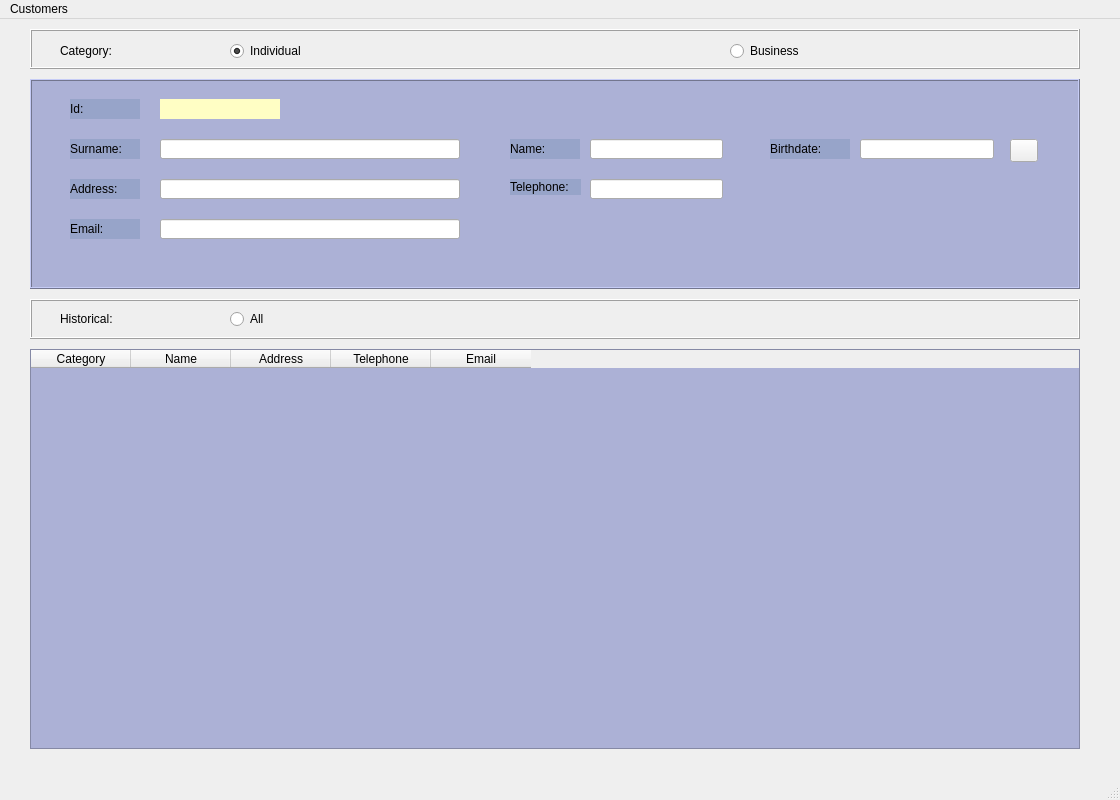
Above: RibasGonzalezR/templates/MainWindow.ui from DiegoSabir/InterfaceDevelopment before the change. Below: the same form after it.
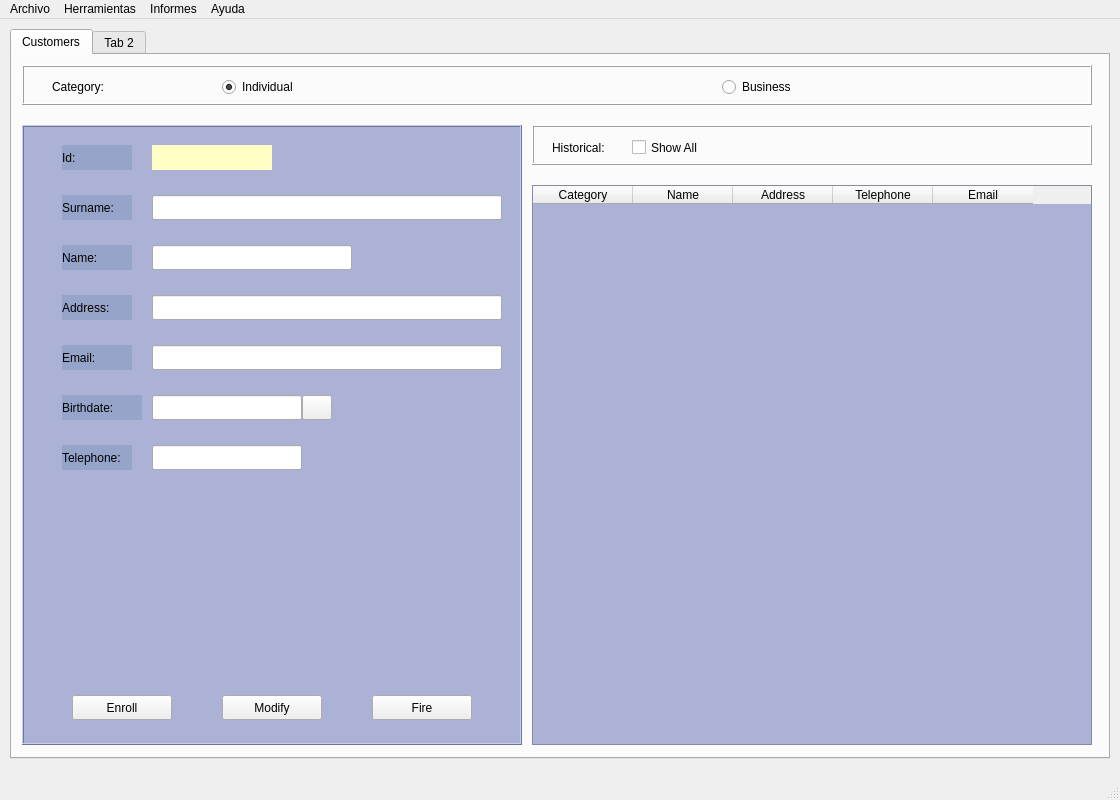
That is the form after the change. Icons and pictures are not drawn.

Diff of the .ui file:
```diff
--- a/RibasGonzalezR/templates/MainWindow.ui
+++ b/RibasGonzalezR/templates/MainWindow.ui
@@ -26,25 +26,156 @@
    <string>MainWindow</string>
   </property>
   <widget class="QWidget" name="centralwidget">
+   <widget class="QTabWidget" name="tabWidget">
+    <property name="geometry">
+     <rect>
+      <x>10</x>
+      <y>10</y>
+      <width>1100</width>
+      <height>730</height>
+     </rect>
+    </property>
+    <property name="minimumSize">
+     <size>
+      <width>1100</width>
+      <height>730</height>
+     </size>
+    </property>
+    <property name="maximumSize">
+     <size>
+      <width>1100</width>
+      <height>730</height>
+     </size>
+    </property>
+    <widget class="QWidget" name="tab_3">
+     <attribute name="title">
+      <string>Customers</string>
+     </attribute>
+     <widget class="QFrame" name="frame_2">
+      <property name="geometry">
+       <rect>
+        <x>10</x>
+        <y>10</y>
+        <width>1070</width>
+        <height>40</height>
+       </rect>
+      </property>
+      <property name="minimumSize">
+       <size>
+        <width>1070</width>
+        <height>40</height>
+       </size>
+      </property>
+      <property name="maximumSize">
+       <size>
+        <width>1070</width>
+        <height>40</height>
+       </size>
+      </property>
+      <property name="frameShape">
+       <enum>QFrame::Box</enum>
+      </property>
+      <property name="frameShadow">
+       <enum>QFrame::Raised</enum>
+      </property>
+      <widget class="QLabel" name="lblCategory">
+       <property name="geometry">
+        <rect>
+         <x>30</x>
+         <y>12</y>
+         <width>70</width>
+         <height>20</height>
+        </rect>
+       </property>
+       <property name="minimumSize">
+        <size>
+         <width>70</width>
+         <height>20</height>
+        </size>
+       </property>
+       <property name="maximumSize">
+        <size>
+         <width>70</width>
+         <height>20</height>
+        </size>
+       </property>
+       <property name="text">
+        <string>Category:</string>
+       </property>
+      </widget>
+      <widget class="QRadioButton" name="rbtIndividual">
+       <property name="geometry">
+        <rect>
+         <x>200</x>
+         <y>12</y>
+         <width>300</width>
+         <height>20</height>
+        </rect>
+       </property>
+       <property name="minimumSize">
+        <size>
+         <width>300</width>
+         <height>20</height>
+        </size>
+       </property>
+       <property name="maximumSize">
+        <size>
+         <width>300</width>
+         <height>20</height>
+        </size>
+       </property>
+       <property name="text">
+        <string>Individual</string>
+       </property>
+       <property name="checked">
+        <bool>true</bool>
+       </property>
+      </widget>
+      <widget class="QRadioButton" name="rbtBusiness">
+       <property name="geometry">
+        <rect>
+         <x>700</x>
+         <y>12</y>
+         <width>300</width>
+         <height>20</height>
+        </rect>
+       </property>
+       <property name="minimumSize">
+        <size>
+         <width>300</width>
+         <height>20</height>
+        </size>
+       </property>
+       <property name="maximumSize">
+        <size>
+         <width>300</width>
+         <height>20</height>
+        </size>
+       </property>
+       <property name="text">
+        <string>Business</string>
+       </property>
+      </widget>
+     </widget>
    <widget class="QFrame" name="frame">
     <property name="geometry">
      <rect>
-      <x>30</x>
-      <y>60</y>
-      <width>1050</width>
-      <height>210</height>
+        <x>10</x>
+        <y>70</y>
+        <width>500</width>
+        <height>620</height>
      </rect>
     </property>
     <property name="minimumSize">
      <size>
-      <width>1050</width>
-      <height>210</height>
+        <width>500</width>
+        <height>620</height>
      </size>
     </property>
     <property name="maximumSize">
      <size>
-      <width>1050</width>
-      <height>210</height>
+        <width>500</width>
+        <height>620</height>
      </size>
     </property>
     <property name="styleSheet">
@@ -85,19 +216,19 @@
        <x>40</x>
        <y>20</y>
        <width>70</width>
-       <height>20</height>
+         <height>25</height>
       </rect>
      </property>
      <property name="minimumSize">
       <size>
        <width>70</width>
-       <height>20</height>
+         <height>25</height>
       </size>
      </property>
      <property name="maximumSize">
       <size>
        <width>70</width>
-       <height>20</height>
+         <height>25</height>
       </size>
      </property>
      <property name="text">
@@ -107,22 +238,22 @@
     <widget class="QLabel" name="lblName">
      <property name="geometry">
       <rect>
-       <x>480</x>
-       <y>60</y>
+         <x>40</x>
+         <y>120</y>
        <width>70</width>
-       <height>20</height>
+         <height>25</height>
       </rect>
      </property>
      <property name="minimumSize">
       <size>
        <width>70</width>
-       <height>20</height>
+         <height>25</height>
       </size>
      </property>
      <property name="maximumSize">
       <size>
        <width>70</width>
-       <height>20</height>
+         <height>25</height>
       </size>
      </property>
      <property name="text">
@@ -133,21 +264,21 @@
      <property name="geometry">
       <rect>
        <x>40</x>
-       <y>60</y>
+         <y>70</y>
        <width>70</width>
-       <height>20</height>
+         <height>25</height>
       </rect>
      </property>
      <property name="minimumSize">
       <size>
        <width>70</width>
-       <height>20</height>
+         <height>25</height>
       </size>
      </property>
      <property name="maximumSize">
       <size>
        <width>70</width>
-       <height>20</height>
+         <height>25</height>
       </size>
      </property>
      <property name="text">
@@ -158,21 +289,21 @@
      <property name="geometry">
       <rect>
        <x>40</x>
-       <y>100</y>
+         <y>170</y>
        <width>70</width>
-       <height>20</height>
+         <height>25</height>
       </rect>
      </property>
      <property name="minimumSize">
       <size>
        <width>70</width>
-       <height>20</height>
+         <height>25</height>
       </size>
      </property>
      <property name="maximumSize">
       <size>
        <width>70</width>
-       <height>20</height>
+         <height>25</height>
       </size>
      </property>
      <property name="text">
@@ -182,22 +313,22 @@
     <widget class="QLabel" name="lblBirthdate">
      <property name="geometry">
       <rect>
-       <x>740</x>
-       <y>60</y>
+         <x>40</x>
+         <y>270</y>
        <width>80</width>
-       <height>20</height>
+         <height>25</height>
       </rect>
      </property>
      <property name="minimumSize">
       <size>
        <width>80</width>
-       <height>20</height>
+         <height>25</height>
       </size>
      </property>
      <property name="maximumSize">
       <size>
        <width>80</width>
-       <height>20</height>
+         <height>25</height>
       </size>
      </property>
      <property name="text">
@@ -207,12 +338,24 @@
     <widget class="QLabel" name="lblTelephone">
      <property name="geometry">
       <rect>
-       <x>480</x>
-       <y>100</y>
-       <width>71</width>
-       <height>16</height>
-      </rect>
-     </property>
+         <x>40</x>
+         <y>320</y>
+         <width>70</width>
+         <height>25</height>
+        </rect>
+       </property>
+       <property name="minimumSize">
+        <size>
+         <width>70</width>
+         <height>25</height>
+        </size>
+       </property>
+       <property name="maximumSize">
+        <size>
+         <width>70</width>
+         <height>25</height>
+        </size>
+       </property>
      <property name="text">
       <string>Telephone:</string>
      </property>
@@ -221,21 +364,21 @@
      <property name="geometry">
       <rect>
        <x>40</x>
-       <y>140</y>
+         <y>220</y>
        <width>70</width>
-       <height>20</height>
+         <height>25</height>
       </rect>
      </property>
      <property name="minimumSize">
       <size>
        <width>70</width>
-       <height>20</height>
+         <height>25</height>
       </size>
      </property>
      <property name="maximumSize">
       <size>
        <width>70</width>
-       <height>20</height>
+         <height>25</height>
       </size>
      </property>
      <property name="text">
@@ -248,19 +391,19 @@
        <x>130</x>
        <y>20</y>
        <width>120</width>
-       <height>20</height>
+         <height>25</height>
       </rect>
      </property>
      <property name="minimumSize">
       <size>
        <width>120</width>
-       <height>20</height>
+         <height>25</height>
       </size>
      </property>
      <property name="maximumSize">
       <size>
        <width>120</width>
-       <height>20</height>
+         <height>25</height>
       </size>
      </property>
      <property name="styleSheet">
@@ -276,16 +419,22 @@
     <widget class="QLineEdit" name="txtName">
      <property name="geometry">
       <rect>
-       <x>560</x>
-       <y>60</y>
-       <width>133</width>
-       <height>20</height>
+         <x>130</x>
+         <y>120</y>
+         <width>200</width>
+         <height>25</height>
       </rect>
      </property>
      <property name="minimumSize">
       <size>
-       <width>0</width>
-       <height>20</height>
+         <width>200</width>
+         <height>25</height>
+        </size>
+       </property>
+       <property name="maximumSize">
+        <size>
+         <width>200</width>
+         <height>25</height>
       </size>
      </property>
     </widget>
@@ -293,21 +442,21 @@
      <property name="geometry">
       <rect>
        <x>130</x>
-       <y>60</y>
-       <width>300</width>
-       <height>20</height>
+         <y>70</y>
+         <width>350</width>
+         <height>25</height>
       </rect>
      </property>
      <property name="minimumSize">
       <size>
-       <width>300</width>
-       <height>20</height>
+         <width>350</width>
+         <height>25</height>
       </size>
      </property>
      <property name="maximumSize">
       <size>
-       <width>300</width>
-       <height>20</height>
+         <width>350</width>
+         <height>25</height>
       </size>
      </property>
     </widget>
@@ -315,37 +464,43 @@
      <property name="geometry">
       <rect>
        <x>130</x>
-       <y>100</y>
-       <width>300</width>
-       <height>20</height>
+         <y>170</y>
+         <width>350</width>
+         <height>25</height>
       </rect>
      </property>
      <property name="minimumSize">
       <size>
-       <width>300</width>
-       <height>20</height>
+         <width>350</width>
+         <height>25</height>
       </size>
      </property>
      <property name="maximumSize">
       <size>
-       <width>300</width>
-       <height>20</height>
+         <width>350</width>
+         <height>25</height>
       </size>
      </property>
     </widget>
     <widget class="QLineEdit" name="txtTelephone">
      <property name="geometry">
       <rect>
-       <x>560</x>
-       <y>100</y>
-       <width>133</width>
-       <height>20</height>
+         <x>130</x>
+         <y>320</y>
+         <width>150</width>
+         <height>25</height>
       </rect>
      </property>
      <property name="minimumSize">
       <size>
-       <width>0</width>
-       <height>20</height>
+         <width>150</width>
+         <height>25</height>
+        </size>
+       </property>
+       <property name="maximumSize">
+        <size>
+         <width>150</width>
+         <height>25</height>
       </size>
      </property>
      <property name="alignment">
@@ -356,37 +511,43 @@
      <property name="geometry">
       <rect>
        <x>130</x>
-       <y>140</y>
-       <width>300</width>
-       <height>20</height>
+         <y>220</y>
+         <width>350</width>
+         <height>25</height>
       </rect>
      </property>
      <property name="minimumSize">
       <size>
-       <width>300</width>
-       <height>20</height>
+         <width>350</width>
+         <height>25</height>
       </size>
      </property>
      <property name="maximumSize">
       <size>
-       <width>300</width>
-       <height>20</height>
+         <width>350</width>
+         <height>25</height>
       </size>
      </property>
     </widget>
     <widget class="QLineEdit" name="txtBirthdate">
      <property name="geometry">
       <rect>
-       <x>830</x>
-       <y>60</y>
-       <width>134</width>
-       <height>20</height>
+         <x>130</x>
+         <y>270</y>
+         <width>150</width>
+         <height>25</height>
       </rect>
      </property>
      <property name="minimumSize">
       <size>
-       <width>120</width>
-       <height>20</height>
+         <width>150</width>
+         <height>25</height>
+        </size>
+       </property>
+       <property name="maximumSize">
+        <size>
+         <width>150</width>
+         <height>25</height>
       </size>
      </property>
      <property name="alignment">
@@ -396,16 +557,22 @@
     <widget class="QPushButton" name="btnCalendario">
      <property name="geometry">
       <rect>
-       <x>980</x>
-       <y>60</y>
-       <width>28</width>
-       <height>23</height>
-      </rect>
-     </property>
+         <x>280</x>
+         <y>270</y>
+         <width>30</width>
+         <height>25</height>
+        </rect>
+       </property>
+       <property name="minimumSize">
+        <size>
+         <width>30</width>
+         <height>25</height>
+        </size>
+       </property>
      <property name="maximumSize">
       <size>
-       <width>32</width>
-       <height>23</height>
+         <width>30</width>
+         <height>25</height>
       </size>
      </property>
      <property name="text">
@@ -413,29 +580,188 @@
      </property>
      <property name="icon">
       <iconset>
-       <normaloff>../../../../../.designer/images/calendario.ico</normaloff>../../../../../.designer/images/calendario.ico</iconset>
+         <normaloff>../images/calendario.ico</normaloff>../images/calendario.ico</iconset>
+       </property>
+       <property name="iconSize">
+        <size>
+         <width>24</width>
+         <height>24</height>
+        </size>
+       </property>
+      </widget>
+      <widget class="QPushButton" name="btnEnroll">
+       <property name="geometry">
+        <rect>
+         <x>50</x>
+         <y>570</y>
+         <width>100</width>
+         <height>25</height>
+        </rect>
+       </property>
+       <property name="minimumSize">
+        <size>
+         <width>100</width>
+         <height>25</height>
+        </size>
+       </property>
+       <property name="maximumSize">
+        <size>
+         <width>100</width>
+         <height>25</height>
+        </size>
+       </property>
+       <property name="text">
+        <string>Enroll</string>
+       </property>
+      </widget>
+      <widget class="QPushButton" name="btnModify">
+       <property name="geometry">
+        <rect>
+         <x>200</x>
+         <y>570</y>
+         <width>100</width>
+         <height>25</height>
+        </rect>
+       </property>
+       <property name="minimumSize">
+        <size>
+         <width>100</width>
+         <height>25</height>
+        </size>
+       </property>
+       <property name="maximumSize">
+        <size>
+         <width>100</width>
+         <height>25</height>
+        </size>
+       </property>
+       <property name="text">
+        <string>Modify</string>
+       </property>
+      </widget>
+      <widget class="QPushButton" name="btnFire">
+       <property name="geometry">
+        <rect>
+         <x>350</x>
+         <y>570</y>
+         <width>100</width>
+         <height>25</height>
+        </rect>
+       </property>
+       <property name="minimumSize">
+        <size>
+         <width>100</width>
+         <height>25</height>
+        </size>
+       </property>
+       <property name="maximumSize">
+        <size>
+         <width>100</width>
+         <height>25</height>
+        </size>
+       </property>
+       <property name="text">
+        <string>Fire</string>
+       </property>
+      </widget>
+     </widget>
+     <widget class="QFrame" name="frame_3">
+      <property name="geometry">
+       <rect>
+        <x>520</x>
+        <y>70</y>
+        <width>560</width>
+        <height>40</height>
+       </rect>
+      </property>
+      <property name="minimumSize">
+       <size>
+        <width>560</width>
+        <height>40</height>
+       </size>
+      </property>
+      <property name="maximumSize">
+       <size>
+        <width>560</width>
+        <height>40</height>
+       </size>
+      </property>
+      <property name="frameShape">
+       <enum>QFrame::Box</enum>
+      </property>
+      <property name="frameShadow">
+       <enum>QFrame::Raised</enum>
+      </property>
+      <widget class="QLabel" name="lblHistorical">
+       <property name="geometry">
+        <rect>
+         <x>20</x>
+         <y>10</y>
+         <width>70</width>
+         <height>25</height>
+        </rect>
+       </property>
+       <property name="minimumSize">
+        <size>
+         <width>70</width>
+         <height>25</height>
+        </size>
+       </property>
+       <property name="maximumSize">
+        <size>
+         <width>70</width>
+         <height>25</height>
+        </size>
+       </property>
+       <property name="text">
+        <string>Historical:</string>
+       </property>
+      </widget>
+      <widget class="QCheckBox" name="chkAll">
+       <property name="geometry">
+        <rect>
+         <x>100</x>
+         <y>10</y>
+         <width>300</width>
+         <height>25</height>
+        </rect>
+       </property>
+       <property name="minimumSize">
+        <size>
+         <width>300</width>
+         <height>25</height>
+        </size>
+       </property>
+       <property name="maximumSize">
+        <size>
+         <width>300</width>
+         <height>25</height>
+        </size>
+       </property>
+       <property name="text">
+        <string>Show All</string>
      </property>
     </widget>
    </widget>
    <widget class="QTableWidget" name="tabCustomers">
     <property name="geometry">
      <rect>
-      <x>30</x>
-      <y>330</y>
-      <width>1050</width>
-      <height>400</height>
+        <x>520</x>
+        <y>130</y>
+        <width>560</width>
+        <height>560</height>
      </rect>
     </property>
     <property name="minimumSize">
      <size>
-      <width>1050</width>
-      <height>400</height>
+        <width>560</width>
+        <height>560</height>
      </size>
     </property>
     <property name="maximumSize">
      <size>
-      <width>1050</width>
-      <height>400</height>
+        <width>560</width>
+        <height>560</height>
      </size>
     </property>
     <property name="styleSheet">
@@ -474,188 +800,11 @@
      </property>
     </column>
    </widget>
-   <widget class="QFrame" name="frame_2">
-    <property name="geometry">
-     <rect>
-      <x>30</x>
-      <y>10</y>
-      <width>1050</width>
-      <height>40</height>
-     </rect>
-    </property>
-    <property name="minimumSize">
-     <size>
-      <width>1050</width>
-      <height>40</height>
-     </size>
-    </property>
-    <property name="maximumSize">
-     <size>
-      <width>1050</width>
-      <height>40</height>
-     </size>
-    </property>
-    <property name="frameShape">
-     <enum>QFrame::Box</enum>
-    </property>
-    <property name="frameShadow">
-     <enum>QFrame::Raised</enum>
-    </property>
-    <widget class="QLabel" name="lblCategory">
-     <property name="geometry">
-      <rect>
-       <x>30</x>
-       <y>12</y>
-       <width>70</width>
-       <height>20</height>
-      </rect>
-     </property>
-     <property name="minimumSize">
-      <size>
-       <width>70</width>
-       <height>20</height>
-      </size>
-     </property>
-     <property name="maximumSize">
-      <size>
-       <width>70</width>
-       <height>20</height>
-      </size>
-     </property>
-     <property name="text">
-      <string>Category:</string>
-     </property>
     </widget>
-    <widget class="QRadioButton" name="rbtIndividual">
-     <property name="geometry">
-      <rect>
-       <x>200</x>
-       <y>12</y>
-       <width>300</width>
-       <height>20</height>
-      </rect>
-     </property>
-     <property name="minimumSize">
-      <size>
-       <width>300</width>
-       <height>20</height>
-      </size>
-     </property>
-     <property name="maximumSize">
-      <size>
-       <width>300</width>
-       <height>20</height>
-      </size>
-     </property>
-     <property name="text">
-      <string>Individual</string>
-     </property>
-     <property name="checked">
-      <bool>true</bool>
-     </property>
-    </widget>
-    <widget class="QRadioButton" name="rbtBusiness">
-     <property name="geometry">
-      <rect>
-       <x>700</x>
-       <y>12</y>
-       <width>300</width>
-       <height>20</height>
-      </rect>
-     </property>
-     <property name="minimumSize">
-      <size>
-       <width>300</width>
-       <height>20</height>
-      </size>
-     </property>
-     <property name="maximumSize">
-      <size>
-       <width>300</width>
-       <height>20</height>
-      </size>
-     </property>
-     <property name="text">
-      <string>Business</string>
-     </property>
-    </widget>
-   </widget>
-   <widget class="QFrame" name="frame_3">
-    <property name="geometry">
-     <rect>
-      <x>30</x>
-      <y>280</y>
-      <width>1050</width>
-      <height>40</height>
-     </rect>
-    </property>
-    <property name="minimumSize">
-     <size>
-      <width>1050</width>
-      <height>40</height>
-     </size>
-    </property>
-    <property name="maximumSize">
-     <size>
-      <width>1050</width>
-      <height>40</height>
-     </size>
-    </property>
-    <property name="frameShape">
-     <enum>QFrame::Box</enum>
-    </property>
-    <property name="frameShadow">
-     <enum>QFrame::Raised</enum>
-    </property>
-    <widget class="QLabel" name="lblHistorical">
-     <property name="geometry">
-      <rect>
-       <x>30</x>
-       <y>10</y>
-       <width>70</width>
-       <height>20</height>
-      </rect>
-     </property>
-     <property name="minimumSize">
-      <size>
-       <width>70</width>
-       <height>20</height>
-      </size>
-     </property>
-     <property name="maximumSize">
-      <size>
-       <width>70</width>
-       <height>20</height>
-      </size>
-     </property>
-     <property name="text">
-      <string>Historical:</string>
-     </property>
-    </widget>
-    <widget class="QRadioButton" name="rbtAll">
-     <property name="geometry">
-      <rect>
-       <x>200</x>
-       <y>10</y>
-       <width>300</width>
-       <height>20</height>
-      </rect>
-     </property>
-     <property name="minimumSize">
-      <size>
-       <width>300</width>
-       <height>20</height>
-      </size>
-     </property>
-     <property name="maximumSize">
-      <size>
-       <width>300</width>
-       <height>20</height>
-      </size>
-     </property>
-     <property name="text">
-      <string>All</string>
-     </property>
+    <widget class="QWidget" name="tab_4">
+     <attribute name="title">
+      <string>Tab 2</string>
+     </attribute>
     </widget>
    </widget>
   </widget>
@@ -665,15 +814,33 @@
      <x>0</x>
      <y>0</y>
      <width>1120</width>
-     <height>26</height>
+     <height>21</height>
     </rect>
    </property>
    <widget class="QMenu" name="menuCustomers">
     <property name="title">
-     <string>Customers</string>
+     <string>Archivo</string>
+    </property>
+   </widget>
+   <widget class="QMenu" name="menuHerramientas">
+    <property name="title">
+     <string>Herramientas</string>
+    </property>
+   </widget>
+   <widget class="QMenu" name="menuInformes">
+    <property name="title">
+     <string>Informes</string>
+    </property>
+   </widget>
+   <widget class="QMenu" name="menuAyuda">
+    <property name="title">
+     <string>Ayuda</string>
     </property>
    </widget>
    <addaction name="menuCustomers"/>
+   <addaction name="menuHerramientas"/>
+   <addaction name="menuInformes"/>
+   <addaction name="menuAyuda"/>
   </widget>
   <widget class="QStatusBar" name="statusbar"/>
  </widget>
```
Left out of the diff: 4 changed lines with no effect on the pictures. Lines whose indentation alone changed are shown as unchanged.
